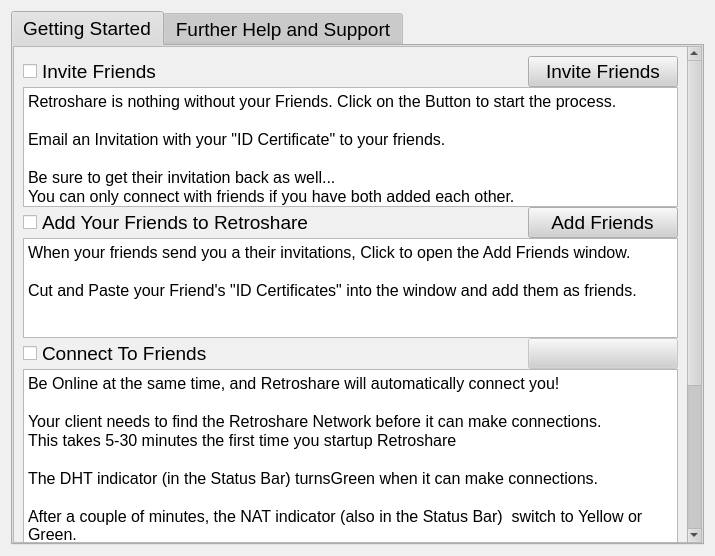
This is retroshare-gui/src/gui/GetStartedDialog.ui in RetroShare/RetroShare as Qt 5 draws it before an edit. The edited form follows.
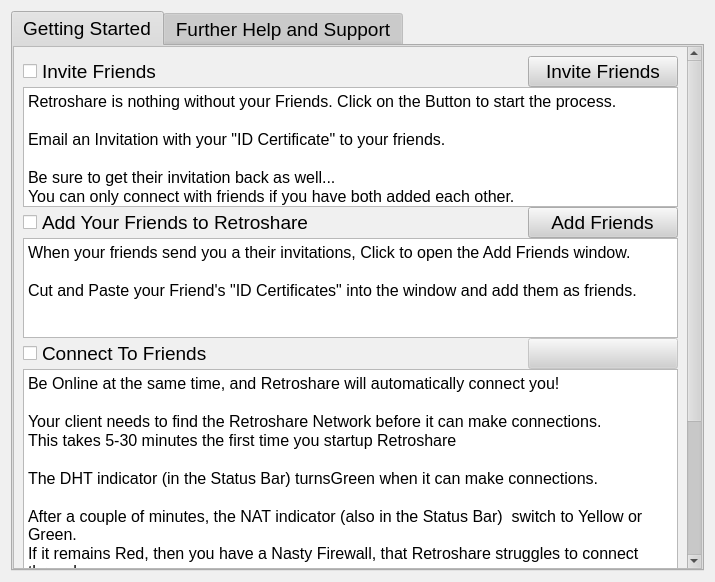
This is the edited form.

Commit message: Set inititial sizes of the splitter and columns in FriendsDialog and SearchDialog. Fixed height of the MainWindow when GetStartedDialog is visible. Fixed the initial size of the ShareManger and show the checkboxes for the share mode centered. Fixed german language.

```diff
--- a/retroshare-gui/src/gui/GetStartedDialog.ui
+++ b/retroshare-gui/src/gui/GetStartedDialog.ui
@@ -7,15 +7,9 @@
     <x>0</x>
     <y>0</y>
     <width>715</width>
-    <height>556</height>
+    <height>582</height>
    </rect>
   </property>
-  <property name="sizePolicy">
-   <sizepolicy hsizetype="Minimum" vsizetype="Minimum">
-    <horstretch>1</horstretch>
-    <verstretch>1</verstretch>
-   </sizepolicy>
-  </property>
   <property name="palette">
    <palette>
     <active>
@@ -489,19 +483,11 @@
    <font>
     <family>Arial</family>
     <pointsize>14</pointsize>
-    <weight>50</weight>
-    <italic>false</italic>
-    <bold>false</bold>
-    <underline>false</underline>
-    <strikeout>false</strikeout>
    </font>
   </property>
   <property name="contextMenuPolicy">
    <enum>Qt::NoContextMenu</enum>
   </property>
-  <property name="styleSheet">
-   <string notr="true"/>
-  </property>
   <layout class="QVBoxLayout" name="verticalLayout_3">
    <item>
     <widget class="QTabWidget" name="tabWidget">
@@ -529,8 +515,8 @@
            <rect>
             <x>0</x>
             <y>0</y>
-            <width>666</width>
-            <height>746</height>
+            <width>672</width>
+            <height>740</height>
            </rect>
           </property>
           <layout class="QVBoxLayout" name="verticalLayout_4">
```
Left out of the diff: 4 changed lines with no effect on the pictures. The commit also changes 8 other files.
